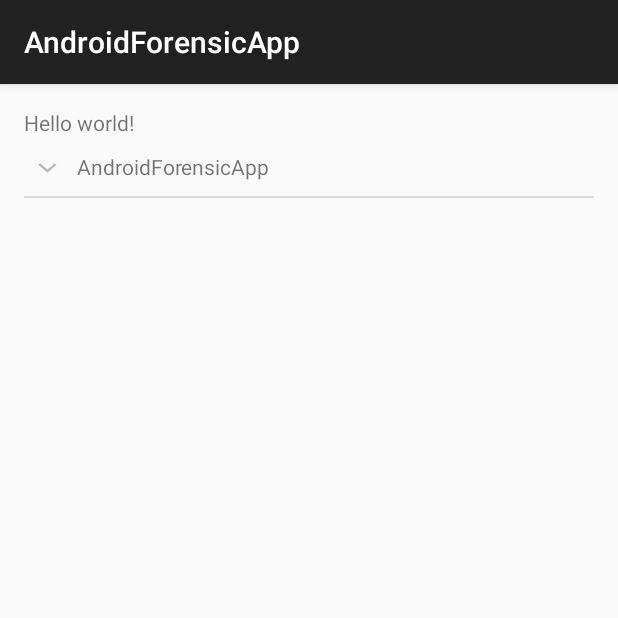
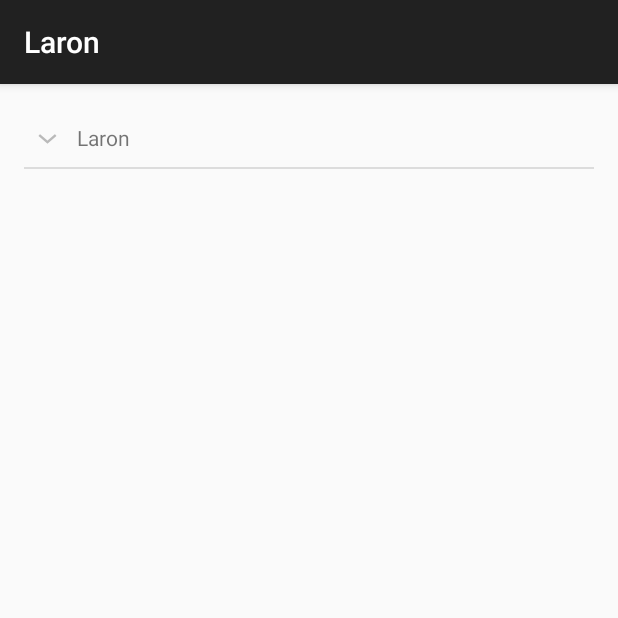
Before and after one commit to omayib/AndroidForensicApp, an Android app: the screen it shows after launch (MainActivity), on a phone screen of 412 x 824 dp, the top half of it. Run offline under Robolectric (Android 15) with nearby library versions, the phone set to English and light mode, and no system bars.

Commit message:
change apps name, update logic find db

```diff
--- a/app/src/main/java/id/co/technomotion/androidforensicapp/helper/SuperUserCommand.java
+++ b/app/src/main/java/id/co/technomotion/androidforensicapp/helper/SuperUserCommand.java
@@ -9,9 +9,7 @@ import com.stericson.RootTools.RootTools;
 import java.io.IOException;
 import java.util.concurrent.TimeoutException;
 
-import id.co.technomotion.androidforensicapp.model.DbFileInfo;
 import id.co.technomotion.androidforensicapp.model.PackageInfo;
-import id.co.technomotion.androidforensicapp.ui.activity.MainActivity;
 
 /**
  * Created by omayib on 5/17/15.
@@ -23,7 +21,9 @@ public class SuperUserCommand {
     }
 
     public void getListOfDatabase(PackageInfo packageInfo, final CommandResponse callback){
-        Command command = new Command(packageInfo.getId(), "ls data/data/"+packageInfo.getPackageName()+"/databases"){
+        // "ls data/data/"+packageInfo.getPackageName()+"/databases"
+        String cmd="find data/data/"+packageInfo.getPackageName()+" -type f -name '*db*' && find data/data/"+packageInfo.getPackageName()+" -type f -name '*sqlite*'";
+        Command command = new Command(packageInfo.getId(), cmd){
 
             @Override
             public void commandOutput(int id, String line) {
--- a/app/src/main/java/id/co/technomotion/androidforensicapp/model/DbFileInfo.java
+++ b/app/src/main/java/id/co/technomotion/androidforensicapp/model/DbFileInfo.java
@@ -6,7 +6,8 @@ public class DbFileInfo implements Item{
     private boolean isChecked;
 
     public DbFileInfo(String name, String path) {
-        this.name = name;
+        String parsingName=name.substring(name.lastIndexOf("/")+1);
+        this.name = parsingName;
         this.path = path;
     }
 
--- a/app/src/main/res/layout/activity_main.xml
+++ b/app/src/main/res/layout/activity_main.xml
@@ -8,17 +8,10 @@
                 android:paddingBottom="@dimen/activity_vertical_margin"
                 tools:context=".MainActivity">
 
-    <TextView
-        android:text="@string/hello_world"
-        android:layout_width="wrap_content"
-        android:layout_height="wrap_content"
-        android:id="@+id/textView"/>
-
     <ExpandableListView
         android:layout_width="wrap_content"
         android:layout_height="match_parent"
         android:id="@+id/listView"
-        android:layout_below="@+id/textView"
         android:layout_alignParentLeft="true"
         android:layout_alignParentStart="true"/>
 
--- a/app/src/main/res/values/strings.xml
+++ b/app/src/main/res/values/strings.xml
@@ -1,5 +1,5 @@
 <resources>
-    <string name="app_name">AndroidForensicApp</string>
+    <string name="app_name">Laron</string>
 
     <string name="hello_world">Hello world!</string>
     <string name="action_settings">Settings</string>
```
Also changed, not shown: app/src/main/java/id/co/technomotion/androidforensicapp/ui/activity/MainActivity.java (+5 -22 lines), 1 other file.
